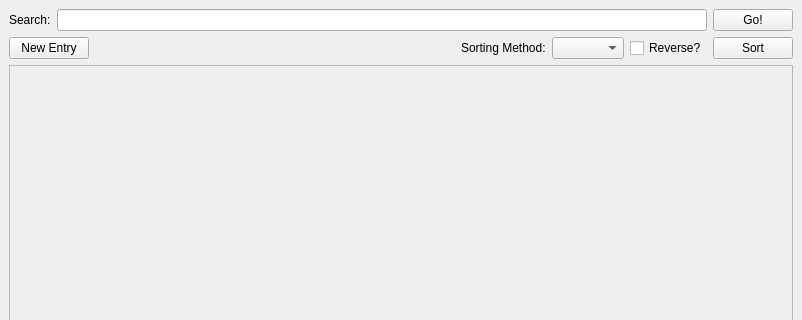
ChrisPenner/scratch, file mainwindow.ui: the form before one commit; both pictures show x 0 to 802 and y 0 to 320 of the 802 by 735 pixel window.
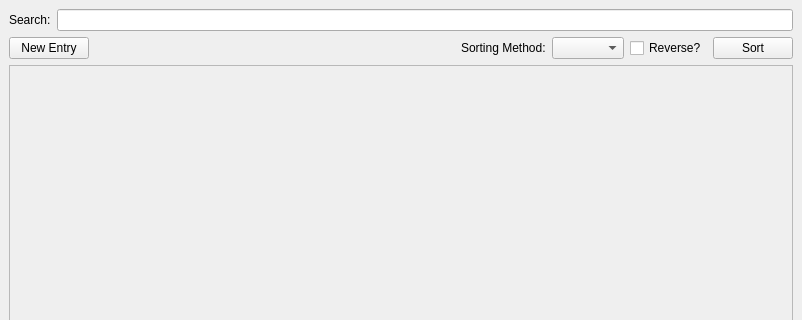
The form after the commit.

```diff
--- a/mainwindow.ui
+++ b/mainwindow.ui
@@ -20,7 +20,7 @@
       <item>
        <layout class="QVBoxLayout" name="verticalLayout" stretch="0,0">
         <item>
-         <layout class="QHBoxLayout" name="horizontalLayout" stretch="0,0,0">
+         <layout class="QHBoxLayout" name="horizontalLayout" stretch="0,0">
           <item>
            <widget class="QLabel" name="label">
             <property name="text">
@@ -31,13 +31,6 @@
           <item>
            <widget class="QLineEdit" name="searchBox"/>
           </item>
-          <item>
-           <widget class="QPushButton" name="btnGoSearch">
-            <property name="text">
-             <string>Go!</string>
-            </property>
-           </widget>
-          </item>
          </layout>
         </item>
         <item>
```
